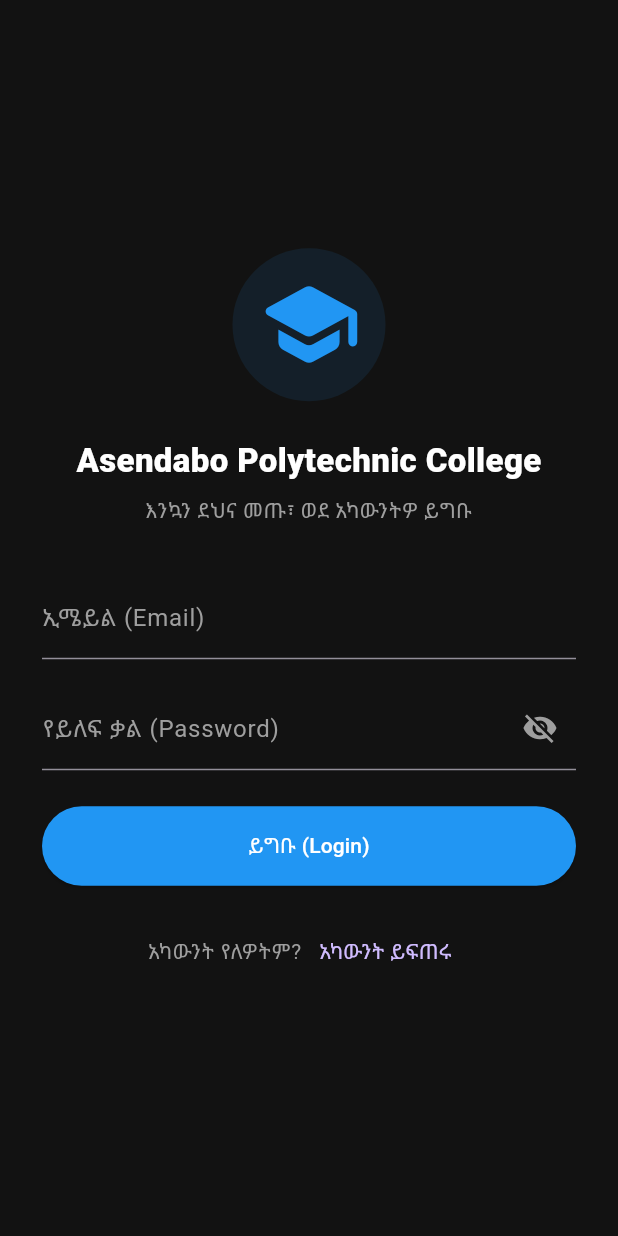
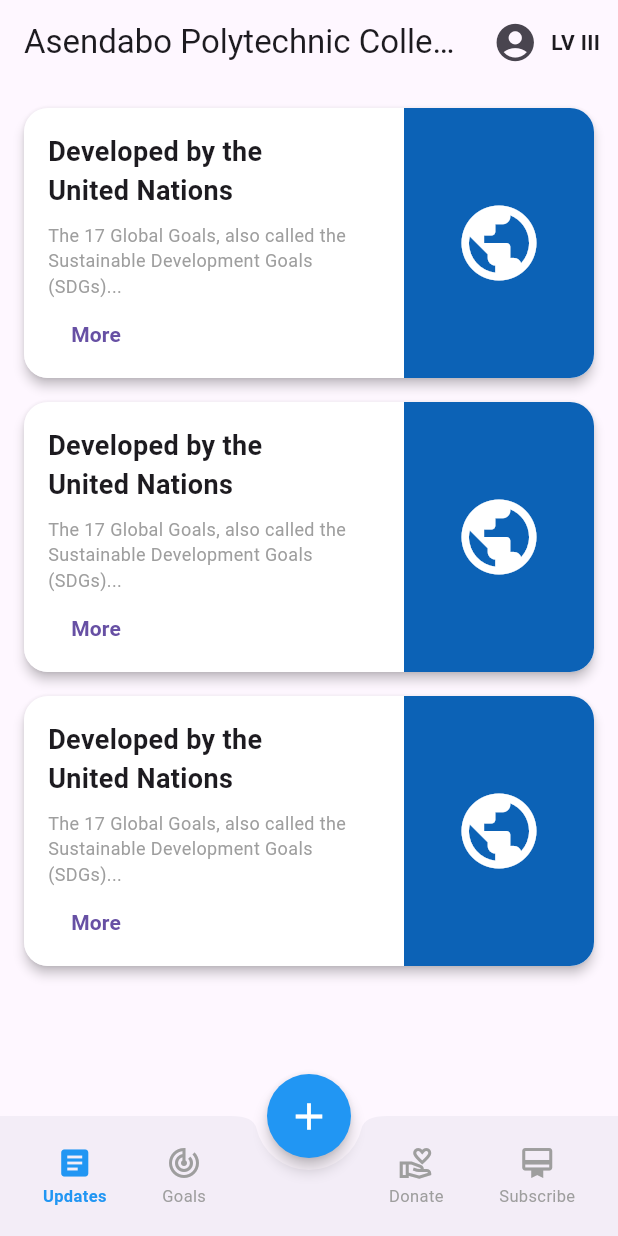
Before and after one commit to ethiopromax-code/Asendabo-app, a Flutter app: the screen it shows after launch, on a phone screen of 412 x 824 dp. Run offline on Flutter 3.47's test engine with Material 3 defaults, Android fonts, the phone set to English and light mode, and no system bars.

Commit message:
Update main.dart

```diff
--- a/lib/main.dart
+++ b/lib/main.dart
@@ -12,144 +12,339 @@ class MyApp extends StatelessWidget {
     return MaterialApp(
       debugShowCheckedModeBanner: false,
       title: 'Asendabo Polytechnic College',
-      theme: ThemeData.dark(),
-      home: const AuthScreen(),
+      theme: ThemeData(
+        primarySwatch: Colors.blue,
+        useMaterial3: true,
+      ),
+      home: const MainNavigationScreen(),
     );
   }
 }
 
-class AuthScreen extends StatefulWidget {
-  const AuthScreen({super.key});
+// ==========================================
+// 1. MAIN NAVIGATION SCREEN
+// ==========================================
+class MainNavigationScreen extends StatefulWidget {
+  const MainNavigationScreen({super.key});
 
   @override
-  State<AuthScreen> createState() => _AuthScreenState();
+  State<MainNavigationScreen> createState() => _MainNavigationScreenState();
 }
 
-class _AuthScreenState extends State<AuthScreen> {
-  final _formKey = GlobalKey<FormState>();
-  final TextEditingController _emailController = TextEditingController();
-  final TextEditingController _passwordController = TextEditingController();
-  final TextEditingController _nameController = TextEditingController();
+class _MainNavigationScreenState extends State<MainNavigationScreen> {
+  int _selectedIndex = 0;
 
-  bool _isLogin = true;
-  bool _isObscure = true;
-  bool _isLoading = false;
-
-  @override
-  void dispose() {
-    _emailController.dispose();
-    _passwordController.dispose();
-    _nameController.dispose();
-    super.dispose();
-  }
-
-  void _submitAuthForm() async {
-    if (!_formKey.currentState!.validate()) return;
-    FocusScope.of(context).unfocus();
-
-    setState(() => _isLoading = true);
-    await Future.delayed(const Duration(milliseconds: 1500));
-
-    if (mounted) {
-      setState(() => _isLoading = false);
-      ScaffoldMessenger.of(context).showSnackBar(
-        const SnackBar(content: Text('በተሳካ ሁኔታ ገብተዋል!')),
-      );
-    }
-  }
+  final List<Widget> _pages = const [
+    UpdatesPage(),    // 0: Updates
+    GoalsPage(),      // 1: Goals
+    CreatePostPage(), // 2: ➕ አዲስ ፖስት
+    DonatePage(),     // 3: Donate
+    SubscribePage(),  // 4: Subscribe
+  ];
 
   @override
   Widget build(BuildContext context) {
     return Scaffold(
-      backgroundColor: const Color(0xff121212),
-      body: SafeArea(
-        child: Center(
-          child: SingleChildScrollView(
-            padding: const EdgeInsets.symmetric(horizontal: 28.0),
-            child: Form(
-              key: _formKey,
-              child: Column(
-                mainAxisAlignment: MainAxisAlignment.center,
-                crossAxisAlignment: CrossAxisAlignment.stretch,
+      body: _pages[_selectedIndex],
+
+      // መሀል ላይ ጎልታ የምትወጣዋ የፕላስ (+) ቁልፍ
+      floatingActionButton: FloatingActionButton(
+        onPressed: () {
+          setState(() {
+            _selectedIndex = 2; // ወደ CreatePostPage ይቀይራል
+          });
+        },
+        backgroundColor: Colors.blue,
+        elevation: 4,
+        shape: const CircleBorder(),
+        child: const Icon(Icons.add, size: 30, color: Colors.white),
+      ),
+      floatingActionButtonLocation: FloatingActionButtonLocation.centerDocked,
+
+      // ዘመናዊው የ Navigation Bar አደረጃጀት
+      bottomNavigationBar: BottomAppBar(
+        shape: const CircularNotchedRectangle(),
+        notchMargin: 8.0,
+        clipBehavior: Clip.antiAlias,
+        padding: EdgeInsets.zero,
+        child: Container(
+          height: 60,
+          padding: const EdgeInsets.symmetric(horizontal: 10),
+          child: Row(
+            mainAxisAlignment: MainAxisAlignment.spaceAround,
             children: [
-                  Center(
-                    child: Container(
-                      padding: const EdgeInsets.all(16),
-                      decoration: BoxDecoration(
-                        color: Colors.blue.withOpacity(0.1),
-                        shape: BoxShape.circle,
+              // 0: Updates
+              _buildNavItem(
+                index: 0,
+                label: 'Updates',
+                activeIcon: Icons.article,
+                inactiveIcon: Icons.article_outlined,
               ),
-                      child: const Icon(Icons.school_rounded, size: 70, color: Colors.blue),
+
+              // 1: Goals
+              _buildNavItem(
+                index: 1,
+                label: 'Goals',
+                activeIcon: Icons.track_changes,
+                inactiveIcon: Icons.track_changes_outlined,
               ),
+
+              // ለ FloatingActionButton የሚሆን ክፍት ቦታ (መሃል ላይ)
+              const SizedBox(width: 48),
+
+              // 3: Donate
+              _buildNavItem(
+                index: 3,
+                label: 'Donate',
+                activeIcon: Icons.volunteer_activism,
+                inactiveIcon: Icons.volunteer_activism_outlined,
               ),
-                  const SizedBox(height: 24),
-                  const Text(
-                    'Asendabo Polytechnic College',
-                    textAlign: TextAlign.center,
-                    style: TextStyle(fontSize: 22, fontWeight: FontWeight.w900, color: Colors.white),
-                  ),
-                  const SizedBox(height: 8),
-                  Text(
-                    _isLogin ? 'እንኳን ደህና መጡ፣ ወደ አካውንትዎ ይግቡ' : 'አዲስ አካውንት እዚህ ይፍጠሩ',
-                    textAlign: TextAlign.center,
-                    style: const TextStyle(color: Colors.grey, fontSize: 14),
-                  ),
-                  const SizedBox(height: 32),
-                  if (!_isLogin) ...[
-                    TextFormField(
-                      controller: _nameController,
-                      style: const TextStyle(color: Colors.white),
-                      decoration: const InputDecoration(labelText: 'ሙሉ ስም (Full Name)', labelStyle: TextStyle(color: Colors.grey)),
-                      validator: (v) => v == null || v.isEmpty ? 'እባክዎ ስም ያስገቡ' : null,
-                    ),
-                    const SizedBox(height: 18),
-                  ],
-                  TextFormField(
-                    controller: _emailController,
-                    style: const TextStyle(color: Colors.white),
-                    decoration: const InputDecoration(labelText: 'ኢሜይል (Email)', labelStyle: TextStyle(color: Colors.grey)),
-                    validator: (v) => v == null || !v.contains('@') ? 'ትክክለኛ ኢሜይል ያስገቡ' : null,
-                  ),
-                  const SizedBox(height: 18),
-                  TextFormField(
-                    controller: _passwordController,
-                    obscureText: _isObscure,
-                    style: const TextStyle(color: Colors.white),
-                    decoration: InputDecoration(
-                      labelText: 'የይለፍ ቃል (Password)',
-                      labelStyle: const TextStyle(color: Colors.grey),
-                      suffixIcon: IconButton(
-                        icon: Icon(_isObscure ? Icons.visibility_off : Icons.visibility, color: Colors.grey),
-                        onPressed: () => setState(() => _isObscure = !_isObscure),
-                      ),
-                    ),
-                    validator: (v) => v != null && v.length < 6 ? 'ቢያንስ 6 ፊደላት መሆን አለበት' : null,
-                  ),
-                  const SizedBox(height: 24),
-                  ElevatedButton(
-                    onPressed: _isLoading ? null : _submitAuthForm,
-                    style: ElevatedButton.styleFrom(backgroundColor: Colors.blue, padding: const EdgeInsets.symmetric(vertical: 16)),
-                    child: _isLoading
-                      ? const CircularProgressIndicator(color: Colors.white)
-                      : Text(_isLogin ? 'ይግቡ (Login)' : 'ይመዝገቡ (Sign Up)', style: const TextStyle(color: Colors.white)),
-                  ),
-                  const SizedBox(height: 20),
-                  Row(
-                    mainAxisAlignment: MainAxisAlignment.center,
-                    children: [
-                      Text(_isLogin ? 'አካውንት የለዎትም?' : 'በፊት አካውንት ነበረዎት?', style: const TextStyle(color: Colors.grey)),
-                      TextButton(
-                        onPressed: () => setState(() => _isLogin = !_isLogin),
-                        child: Text(_isLogin ? 'አካውንት ይፍጠሩ' : 'እዚህ ይግቡ'),
-                      ),
-                    ],
+
+              // 4: Subscribe
+              _buildNavItem(
+                index: 4,
+                label: 'Subscribe',
+                activeIcon: Icons.card_membership,
+                inactiveIcon: Icons.card_membership_outlined,
               ),
             ],
           ),
         ),
       ),
+    );
+  }
+
+  Widget _buildNavItem({
+    required int index,
+    required String label,
+    required IconData activeIcon,
+    required IconData inactiveIcon,
+  }) {
+    final isSelected = _selectedIndex == index;
+    return InkWell(
+      onTap: () => setState(() => _selectedIndex = index),
+      borderRadius: BorderRadius.circular(10),
+      child: Column(
+        mainAxisSize: MainAxisSize.min,
+        mainAxisAlignment: MainAxisAlignment.center,
+        children: [
+          Icon(
+            isSelected ? activeIcon : inactiveIcon,
+            color: isSelected ? Colors.blue : Colors.grey,
+            size: 24,
+          ),
+          const SizedBox(height: 2),
+          Text(
+            label,
+            style: TextStyle(
+              fontSize: 11,
+              fontWeight: isSelected ? FontWeight.bold : FontWeight.normal,
+              color: isSelected ? Colors.blue : Colors.grey,
+            ),
+          ),
+        ],
+      ),
+    );
+  }
+}
+
+// ==========================================
+// 2. UPDATES PAGE (HOME SCREEN WITH CARDS)
+// ==========================================
+class UpdatesPage extends StatelessWidget {
+  const UpdatesPage({super.key});
+
+  @override
+  Widget build(BuildContext context) {
+    return Scaffold(
+      appBar: AppBar(
+        title: const Text('Asendabo Polytechnic College'),
+        actions: [
+          IconButton(
+            icon: const Icon(Icons.account_circle, size: 30),
+            onPressed: () {},
+          ),
+          const Center(
+            child: Padding(
+              padding: EdgeInsets.only(right: 12.0),
+              child: Text('LV III', style: TextStyle(fontWeight: FontWeight.bold)),
+            ),
+          ),
+        ],
+      ),
+      body: ListView.builder(
+        padding: const EdgeInsets.all(16.0),
+        itemCount: 3, // የካርዶቹ ብዛት
+        itemBuilder: (context, index) {
+          return Card(
+            margin: const EdgeInsets.only(bottom: 16.0),
+            elevation: 3,
+            shape: RoundedRectangleBorder(
+              borderRadius: BorderRadius.circular(16),
+            ),
+            child: Container(
+              height: 180,
+              decoration: BoxDecoration(
+                borderRadius: BorderRadius.circular(16),
+                color: Colors.white,
+              ),
+              child: Row(
+                children: [
+                  // የግራ ጎን መረጃ
+                  Expanded(
+                    flex: 2,
+                    child: Padding(
+                      padding: const EdgeInsets.all(16.0),
+                      child: Column(
+                        crossAxisAlignment: CrossAxisAlignment.start,
+                        children: [
+                          const Text(
+                            'Developed by the\nUnited Nations',
+                            style: TextStyle(
+                              fontSize: 18,
+                              fontWeight: FontWeight.bold,
+                            ),
+                          ),
+                          const SizedBox(height: 8),
+                          const Text(
+                            'The 17 Global Goals, also called the Sustainable Development Goals (SDGs)...',
+                            maxLines: 3,
+                            overflow: TextOverflow.ellipsis,
+                            style: TextStyle(fontSize: 12, color: Colors.grey),
+                          ),
+                          const Spacer(),
+                          TextButton(
+                            onPressed: () {},
+                            child: const Text('More', style: TextStyle(fontWeight: FontWeight.bold)),
+                          )
+                        ],
+                      ),
+                    ),
+                  ),
+                  // የቀኝ ጎን ሰማያዊ ክፍል
+                  Expanded(
+                    flex: 1,
+                    child: Container(
+                      decoration: const BoxDecoration(
+                        color: Color(0xFF0C62B6), // ሰማያዊ ከለር
+                        borderRadius: BorderRadius.only(
+                          topRight: Radius.circular(16),
+                          bottomRight: Radius.circular(16),
+                        ),
+                      ),
+                      child: const Center(
+                        child: Icon(Icons.public, size: 60, color: Colors.white),
+                      ),
+                    ),
+                  ),
+                ],
+              ),
+            ),
+          );
+        },
+      ),
+    );
+  }
+}
+
+// ==========================================
+// 3. CREATE POST PAGE (አዲስ ፖስት ማድረጊያ)
+// ==========================================
+class CreatePostPage extends StatelessWidget {
+  const CreatePostPage({super.key});
+
+  @override
+  Widget build(BuildContext context) {
+    return Scaffold(
+      appBar: AppBar(
+        title: const Text('Create New Post'),
+      ),
+      body: SingleChildScrollView(
+        padding: const EdgeInsets.all(16.0),
+        child: Column(
+          crossAxisAlignment: CrossAxisAlignment.stretch,
+          children: [
+            const TextField(
+              decoration: InputDecoration(
+                labelText: 'Post Title',
+                border: OutlineInputBorder(),
+              ),
+            ),
+            const SizedBox(height: 16),
+            const TextField(
+              maxLines: 5,
+              decoration: InputDecoration(
+                labelText: 'Post Description',
+                border: OutlineInputBorder(),
+              ),
+            ),
+            const SizedBox(height: 16),
+            OutlinedButton.icon(
+              onPressed: () {},
+              icon: const Icon(Icons.image),
+              label: const Text('Add Image'),
+            ),
+            const SizedBox(height: 24),
+            ElevatedButton(
+              style: ElevatedButton.styleFrom(
+                backgroundColor: Colors.blue,
+                padding: const EdgeInsets.symmetric(vertical: 14),
+              ),
+              onPressed: () {
+                ScaffoldMessenger.of(context).showSnackBar(
+                  const SnackBar(content: Text('Post Created Successfully!')),
+                );
+              },
+              child: const Text('Publish Post', style: TextStyle(color: Colors.white, fontSize: 16)),
+            ),
+          ],
         ),
       ),
     );
   }
 }
+
+// ==========================================
+// 4. GOALS PAGE
+// ==========================================
+class GoalsPage extends StatelessWidget {
+  const GoalsPage({super.key});
+
+  @override
+  Widget build(BuildContext context) {
+    return Scaffold(
+      appBar: AppBar(title: const Text('Goals')),
+      body: const Center(child: Text('Goals Page', style: TextStyle(fontSize: 20))),
+    );
+  }
+}
+
+// ==========================================
+// 5. DONATE PAGE
+// ==========================================
+class DonatePage extends StatelessWidget {
+  const DonatePage({super.key});
+
+  @override
+  Widget build(BuildContext context) {
+    return Scaffold(
+      appBar: AppBar(title: const Text('Donate')),
+      body: const Center(child: Text('Donate Page', style: TextStyle(fontSize: 20))),
+    );
+  }
+}
+
+// ==========================================
+// 6. SUBSCRIBE PAGE
+// ==========================================
+class SubscribePage extends StatelessWidget {
+  const SubscribePage({super.key});
+
+  @override
+  Widget build(BuildContext context) {
+    return Scaffold(
+      appBar: AppBar(title: const Text('Subscribe')),
+      body: const Center(child: Text('Subscribe Page', style: TextStyle(fontSize: 20))),
+    );
+  }
+}
```
Lines whose indentation alone changed are shown as unchanged.
